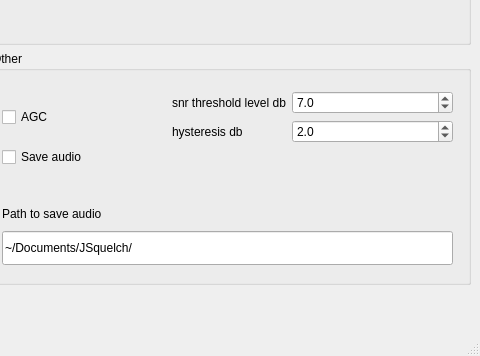
The window that src/jsquelch.ui (jontio/JSquelch) describes before a commit, drawn with Qt 5; both pictures show x 455 to 935 and y 199 to 555 of the 935 by 555 pixel window.
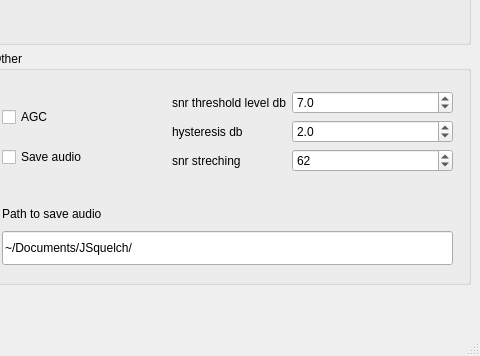
The same window after the commit. Icons and pictures are not drawn. Custom widgets are drawn as their Qt base class.

Commit message: added srn streching

Diff of the .ui file:
```diff
--- a/src/jsquelch.ui
+++ b/src/jsquelch.ui
@@ -365,7 +365,7 @@
            <x>180</x>
            <y>40</y>
            <width>281</width>
-           <height>79</height>
+           <height>121</height>
           </rect>
          </property>
          <layout class="QFormLayout" name="formLayout_4">
@@ -406,6 +406,23 @@
             </property>
            </widget>
           </item>
+          <item row="2" column="0">
+           <widget class="QLabel" name="label_mne_moving_stats_window_size_4">
+            <property name="text">
+             <string>snr streching</string>
+            </property>
+           </widget>
+          </item>
+          <item row="2" column="1">
+           <widget class="QSpinBox" name="spinBox_snr_streching_in_blocks">
+            <property name="maximum">
+             <number>999</number>
+            </property>
+            <property name="value">
+             <number>62</number>
+            </property>
+           </widget>
+          </item>
          </layout>
         </widget>
         <widget class="QCheckBox" name="checkBox_agc">
```
The commit also changes 2 other files.
